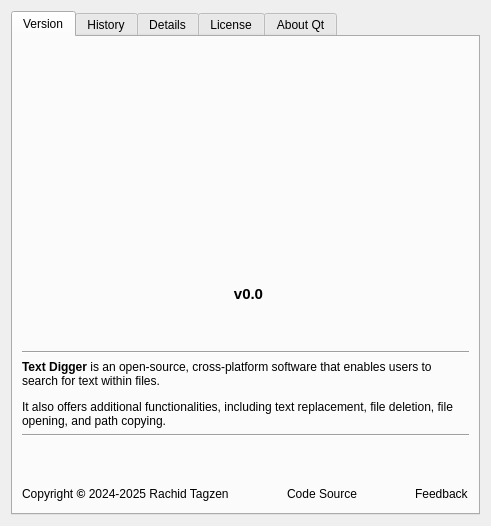
This is src/aboutwindow.ui in RachidTagzen/Text-Digger as Qt 5 draws it before an edit. The edited form follows.
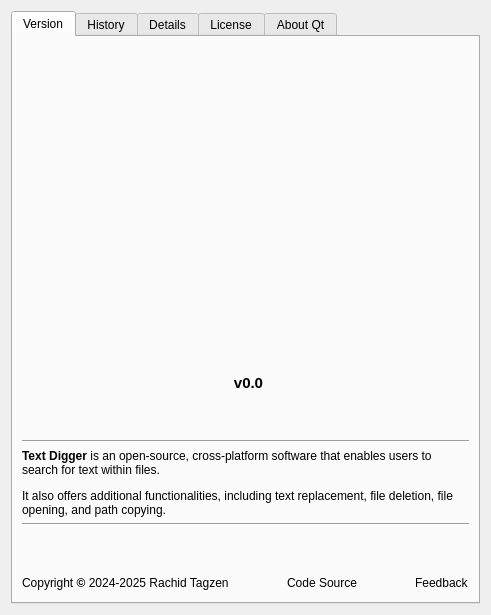
This is the edited form. Icons and pictures are not drawn.

What changed in the file:
```diff
--- a/src/aboutwindow.ui
+++ b/src/aboutwindow.ui
@@ -7,7 +7,7 @@
     <x>0</x>
     <y>0</y>
     <width>635</width>
-    <height>510</height>
+    <height>569</height>
    </rect>
   </property>
   <property name="windowTitle">
@@ -31,15 +31,8 @@
        <string>Version</string>
       </attribute>
       <layout class="QGridLayout" name="gridLayout_3">
-       <item row="5" column="0" colspan="4">
-        <widget class="Line" name="line_4">
-         <property name="orientation">
-          <enum>Qt::Orientation::Horizontal</enum>
-         </property>
-        </widget>
-       </item>
-       <item row="1" column="0">
-        <spacer name="horizontalSpacer_2">
+       <item row="2" column="3">
+        <spacer name="horizontalSpacer">
          <property name="minimumSize">
           <size>
            <width>0</width>
@@ -63,14 +56,32 @@
          </property>
         </spacer>
        </item>
-       <item row="3" column="0" colspan="4">
-        <widget class="Line" name="line_3">
+       <item row="1" column="0" colspan="2">
+        <spacer name="horizontalSpacer_4">
+         <property name="minimumSize">
+          <size>
+           <width>0</width>
+           <height>20</height>
+          </size>
+         </property>
+         <property name="maximumSize">
+          <size>
+           <width>16777215</width>
+           <height>20</height>
+          </size>
+         </property>
          <property name="orientation">
           <enum>Qt::Orientation::Horizontal</enum>
          </property>
-        </widget>
+         <property name="sizeHint" stdset="0">
+          <size>
+           <width>181</width>
+           <height>17</height>
+          </size>
+         </property>
+        </spacer>
        </item>
-       <item row="0" column="3">
+       <item row="1" column="3">
         <spacer name="horizontalSpacer_5">
          <property name="minimumSize">
           <size>
@@ -95,7 +106,111 @@
          </property>
         </spacer>
        </item>
+       <item row="3" column="2">
+        <spacer name="verticalSpacer_2">
+         <property name="orientation">
+          <enum>Qt::Orientation::Vertical</enum>
+         </property>
+         <property name="sizeHint" stdset="0">
+          <size>
+           <width>20</width>
+           <height>40</height>
+          </size>
+         </property>
+        </spacer>
+       </item>
        <item row="1" column="2">
+        <layout class="QVBoxLayout" name="verticalLayout_3">
+         <property name="spacing">
+          <number>20</number>
+         </property>
+         <property name="sizeConstraint">
+          <enum>QLayout::SizeConstraint::SetFixedSize</enum>
+         </property>
+         <property name="topMargin">
+          <number>20</number>
+         </property>
+         <item>
+          <layout class="QHBoxLayout" name="horizontalLayout_6">
+           <property name="sizeConstraint">
+            <enum>QLayout::SizeConstraint::SetFixedSize</enum>
+           </property>
+           <item>
+            <widget class="QLabel" name="label_Logo">
+             <property name="sizePolicy">
+              <sizepolicy hsizetype="Fixed" vsizetype="Fixed">
+               <horstretch>0</horstretch>
+               <verstretch>0</verstretch>
+              </sizepolicy>
+             </property>
+             <property name="minimumSize">
+              <size>
+               <width>128</width>
+               <height>150</height>
+              </size>
+             </property>
+             <property name="maximumSize">
+              <size>
+               <width>128</width>
+               <height>150</height>
+              </size>
+             </property>
+             <property name="layoutDirection">
+              <enum>Qt::LayoutDirection::LeftToRight</enum>
+             </property>
+             <property name="frameShape">
+              <enum>QFrame::Shape::NoFrame</enum>
+             </property>
+             <property name="text">
+              <string notr="true"/>
+             </property>
+             <property name="pixmap">
+              <pixmap resource="resources.qrc">:/logo/resources/logo/app_logo.png</pixmap>
+             </property>
+             <property name="scaledContents">
+              <bool>true</bool>
+             </property>
+             <property name="alignment">
+              <set>Qt::AlignmentFlag::AlignCenter</set>
+             </property>
+            </widget>
+           </item>
+          </layout>
+         </item>
+         <item>
+          <widget class="QLabel" name="label_Title">
+           <property name="sizePolicy">
+            <sizepolicy hsizetype="Fixed" vsizetype="Fixed">
+             <horstretch>0</horstretch>
+             <verstretch>0</verstretch>
+            </sizepolicy>
+           </property>
+           <property name="minimumSize">
+            <size>
+             <width>219</width>
+             <height>42</height>
+            </size>
+           </property>
+           <property name="maximumSize">
+            <size>
+             <width>219</width>
+             <height>42</height>
+            </size>
+           </property>
+           <property name="text">
+            <string/>
+           </property>
+           <property name="pixmap">
+            <pixmap resource="resources.qrc">:/logo/resources/logo/app_title.png</pixmap>
+           </property>
+           <property name="alignment">
+            <set>Qt::AlignmentFlag::AlignCenter</set>
+           </property>
+          </widget>
+         </item>
+        </layout>
+       </item>
+       <item row="2" column="2">
         <layout class="QHBoxLayout" name="horizontalLayout">
          <property name="sizeConstraint">
           <enum>QLayout::SizeConstraint::SetMinimumSize</enum>
@@ -130,7 +245,7 @@
          </item>
         </layout>
        </item>
-       <item row="4" column="0" colspan="4">
+       <item row="5" column="0" colspan="4">
         <widget class="QLabel" name="label_Description_3">
          <property name="text">
           <string>&lt;html&gt;&lt;head/&gt;&lt;body&gt;&lt;p&gt;&lt;span style=&quot; font-weight:700;&quot;&gt;Text Digger&lt;/span&gt; is an open-source, cross-platform software that enables users to search for text within files.&lt;/p&gt;&lt;p&gt;It also offers additional functionalities, including text replacement, file deletion, file opening, and path copying.&lt;/p&gt;&lt;/body&gt;&lt;/html&gt;</string>
@@ -143,7 +258,52 @@
          </property>
         </widget>
        </item>
-       <item row="7" column="0" colspan="4">
+       <item row="2" column="0">
+        <spacer name="horizontalSpacer_2">
+         <property name="minimumSize">
+          <size>
+           <width>0</width>
+           <height>20</height>
+          </size>
+         </property>
+         <property name="maximumSize">
+          <size>
+           <width>16777215</width>
+           <height>20</height>
+          </size>
+         </property>
+         <property name="orientation">
+          <enum>Qt::Orientation::Horizontal</enum>
+         </property>
+         <property name="sizeHint" stdset="0">
+          <size>
+           <width>175</width>
+           <height>17</height>
+          </size>
+         </property>
+        </spacer>
+       </item>
+       <item row="6" column="0" colspan="4">
+        <widget class="Line" name="line_4">
+         <property name="orientation">
+          <enum>Qt::Orientation::Horizontal</enum>
+         </property>
+        </widget>
+       </item>
+       <item row="7" column="2">
+        <spacer name="verticalSpacer">
+         <property name="orientation">
+          <enum>Qt::Orientation::Vertical</enum>
+         </property>
+         <property name="sizeHint" stdset="0">
+          <size>
+           <width>20</width>
+           <height>40</height>
+          </size>
+         </property>
+        </spacer>
+       </item>
+       <item row="8" column="0" colspan="4">
         <layout class="QHBoxLayout" name="horizontalLayout_4">
          <item>
           <widget class="QLabel" name="label_Copyright">
@@ -374,66 +534,20 @@
          </item>
         </layout>
        </item>
-       <item row="0" column="2">
-        <layout class="QVBoxLayout" name="verticalLayout_3">
-         <property name="spacing">
-          <number>20</number>
+       <item row="4" column="0" colspan="4">
+        <widget class="Line" name="line_3">
+         <property name="orientation">
+          <enum>Qt::Orientation::Horizontal</enum>
          </property>
-         <property name="sizeConstraint">
-          <enum>QLayout::SizeConstraint::SetFixedSize</enum>
-         </property>
+        </widget>
+       </item>
+       <item row="0" column="0" colspan="4">
+        <layout class="QHBoxLayout" name="horizontalLayout_3">
          <property name="topMargin">
-          <number>20</number>
+          <number>10</number>
          </property>
          <item>
-          <layout class="QHBoxLayout" name="horizontalLayout_6">
-           <property name="sizeConstraint">
-            <enum>QLayout::SizeConstraint::SetFixedSize</enum>
-           </property>
-           <item>
-            <widget class="QLabel" name="label_Logo">
-             <property name="sizePolicy">
-              <sizepolicy hsizetype="Fixed" vsizetype="Fixed">
-               <horstretch>0</horstretch>
-               <verstretch>0</verstretch>
-              </sizepolicy>
-             </property>
-             <property name="minimumSize">
-              <size>
-               <width>128</width>
-               <height>150</height>
-              </size>
-             </property>
-             <property name="maximumSize">
-              <size>
-               <width>128</width>
-               <height>150</height>
-              </size>
-             </property>
-             <property name="layoutDirection">
-              <enum>Qt::LayoutDirection::LeftToRight</enum>
-             </property>
-             <property name="frameShape">
-              <enum>QFrame::Shape::NoFrame</enum>
-             </property>
-             <property name="text">
-              <string notr="true"/>
-             </property>
-             <property name="pixmap">
-              <pixmap resource="resources.qrc">:/logo/resources/logo/app_logo.png</pixmap>
-             </property>
-             <property name="scaledContents">
-              <bool>true</bool>
-             </property>
-             <property name="alignment">
-              <set>Qt::AlignmentFlag::AlignCenter</set>
-             </property>
-            </widget>
-           </item>
-          </layout>
-         </item>
-         <item>
-          <widget class="QLabel" name="label_Title">
+          <widget class="QLabel" name="label_Basmala">
            <property name="sizePolicy">
             <sizepolicy hsizetype="Fixed" vsizetype="Fixed">
              <horstretch>0</horstretch>
@@ -443,13 +557,13 @@
            <property name="minimumSize">
             <size>
              <width>219</width>
-             <height>42</height>
+             <height>73</height>
             </size>
            </property>
            <property name="maximumSize">
             <size>
              <width>219</width>
-             <height>42</height>
+             <height>73</height>
             </size>
            </property>
            <property name="text">
@@ -465,82 +579,6 @@
          </item>
         </layout>
        </item>
-       <item row="0" column="0" colspan="2">
-        <spacer name="horizontalSpacer_4">
-         <property name="minimumSize">
-          <size>
-           <width>0</width>
-           <height>20</height>
-          </size>
-         </property>
-         <property name="maximumSize">
-          <size>
-           <width>16777215</width>
-           <height>20</height>
-          </size>
-         </property>
-         <property name="orientation">
-          <enum>Qt::Orientation::Horizontal</enum>
-         </property>
-         <property name="sizeHint" stdset="0">
-          <size>
-           <width>181</width>
-           <height>17</height>
-          </size>
-         </property>
-        </spacer>
-       </item>
-       <item row="1" column="3">
-        <spacer name="horizontalSpacer">
-         <property name="minimumSize">
-          <size>
-           <width>0</width>
-           <height>20</height>
-          </size>
-         </property>
-         <property name="maximumSize">
-          <size>
-           <width>16777215</width>
-           <height>20</height>
-          </size>
-         </property>
-         <property name="orientation">
-          <enum>Qt::Orientation::Horizontal</enum>
-         </property>
-         <property name="sizeHint" stdset="0">
-          <size>
-           <width>175</width>
-           <height>17</height>
-          </size>
-         </property>
-        </spacer>
-       </item>
-       <item row="2" column="2">
-        <spacer name="verticalSpacer_2">
-         <property name="orientation">
-          <enum>Qt::Orientation::Vertical</enum>
-         </property>
-         <property name="sizeHint" stdset="0">
-          <size>
-           <width>20</width>
-           <height>40</height>
-          </size>
-         </property>
-        </spacer>
-       </item>
-       <item row="6" column="2">
-        <spacer name="verticalSpacer">
-         <property name="orientation">
-          <enum>Qt::Orientation::Vertical</enum>
-         </property>
-         <property name="sizeHint" stdset="0">
-          <size>
-           <width>20</width>
-           <height>40</height>
-          </size>
-         </property>
-        </spacer>
-       </item>
       </layout>
      </widget>
      <widget class="QWidget" name="tab_History">
```
Left out of the diff: 5 changed lines with no effect on the pictures.
